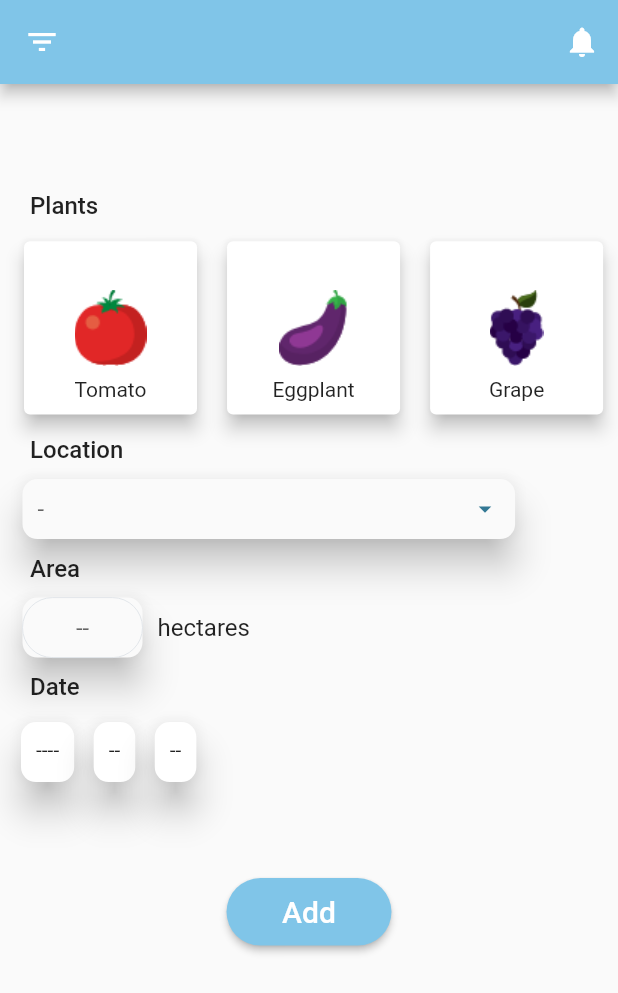
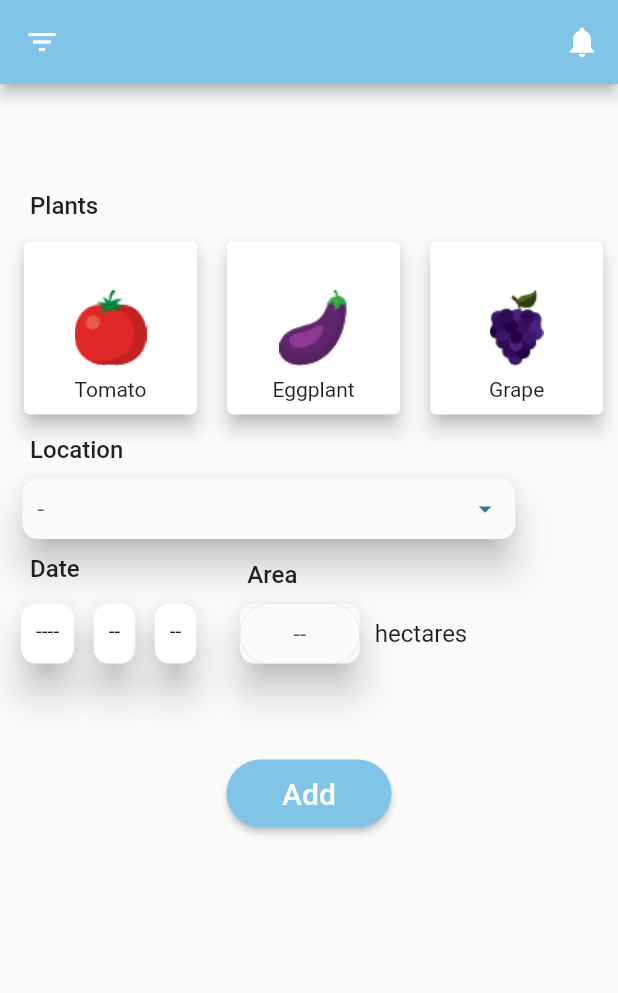
Before and after one commit to notTural/AgriFlow, a Flutter app: the AddPlant screen opened by its route, on a phone screen of 412 x 824 dp. Shown: the top 993 px of the screen. Run offline on Flutter 3.47's test engine with Material 2 defaults, Android fonts, the phone set to English and light mode, and no system bars; our stand-ins replace flutter_datetime_picker, hive, material_design_icons_flutter; missing offline and left inert: tflite_flutter; accounts and stored records are empty.

Commit message:
add plant hectar layout chage

```diff
--- a/lib/Screens/addPlant_screen.dart
+++ b/lib/Screens/addPlant_screen.dart
@@ -247,73 +247,20 @@ class _AddPlantState extends State<AddPlant> {
                   ),
                 ),
               ),
+              Row(
+                children: [
+                  Column(
+                    crossAxisAlignment: CrossAxisAlignment.start,
+                    children: [
                       Align(
                         alignment: Alignment.bottomLeft,
                         child: Padding(
-                  padding:
-                      const EdgeInsets.symmetric(horizontal: 20, vertical: 10),
-                  child: Text("Area",
-                      style:
-                          TextStyle(fontWeight: FontWeight.w500, fontSize: 16)),
-                ),
-              ),
-              Padding(
-                padding: const EdgeInsets.symmetric(horizontal: 15),
-                child: Row(
-                  children: [
-                    Material(
-                      elevation: 10,
-                      borderRadius: BorderRadius.circular(10),
-                      child: Container(
-                        width: 80,
-                        height: 40,
-                        child: Center(
-                          child: TextField(
-                            controller: hectar,
-                            textAlign: TextAlign.center,
-                            keyboardType: TextInputType.number,
-                            maxLines: 1,
-                            decoration: InputDecoration(
-                              contentPadding:
-                                  EdgeInsets.symmetric(horizontal: 5),
-                              hintText: "--",
-                              enabledBorder: OutlineInputBorder(
-                                borderSide: BorderSide(
-                                  color: Color.fromARGB(255, 226, 230, 234),
-                                  width: 0,
-                                ),
-                                borderRadius: BorderRadius.circular(40),
-                              ),
-                              // border: OutlineInputBorder(
-                              //   borderSide: BorderSide(
-                              //     color: Color.fromARGB(255, 226, 230, 234),
-                              //     width: 2,
-                              //   ),
-                              //   borderRadius: BorderRadius.circular(40),
-                              // ),
-                            ),
-                          ),
-                        ),
-                      ),
-                    ),
-                    SizedBox(
-                      width: 10,
-                    ),
-                    Text(
-                      "hectares",
-                      style: TextStyle(fontSize: 16),
-                    ),
-                  ],
-                ),
-              ),
-              Align(
-                alignment: Alignment.bottomLeft,
-                child: Padding(
-                  padding:
-                      const EdgeInsets.symmetric(horizontal: 20, vertical: 10),
+                          padding: const EdgeInsets.symmetric(
+                              horizontal: 20, vertical: 10),
                           child: Text(
                             "Date",
-                    style: TextStyle(fontWeight: FontWeight.w500, fontSize: 16),
+                            style: TextStyle(
+                                fontWeight: FontWeight.w500, fontSize: 16),
                           ),
                         ),
                       ),
@@ -327,7 +274,9 @@ class _AddPlantState extends State<AddPlant> {
                             setState(() {
                               selectedDate = date;
                             });
-                  }, currentTime: DateTime.now(), locale: LocaleType.az);
+                          },
+                              currentTime: DateTime.now(),
+                              locale: LocaleType.az);
                         },
                         child: Container(
                           padding: const EdgeInsets.symmetric(horizontal: 10),
@@ -360,7 +309,9 @@ class _AddPlantState extends State<AddPlant> {
                                       horizontal: 10, vertical: 10),
                                   height: 40,
                                   child: Text(selectedDate != null
-                              ? selectedDate.month.toString().padLeft(2, '0')
+                                      ? selectedDate.month
+                                          .toString()
+                                          .padLeft(2, '0')
                                       : "--"),
                                 ),
                               ),
@@ -377,13 +328,84 @@ class _AddPlantState extends State<AddPlant> {
                                       horizontal: 10, vertical: 10),
                                   height: 40,
                                   child: Text(selectedDate != null
-                              ? selectedDate.day.toString().padLeft(2, '0')
+                                      ? selectedDate.day
+                                          .toString()
+                                          .padLeft(2, '0')
                                       : "--"),
                                 ),
                               ),
                             ],
                           ),
                         ),
+                      ),
+                    ],
+                  ),
+                  Column(
+                    crossAxisAlignment: CrossAxisAlignment.start,
+                    children: [
+                      Align(
+                        alignment: Alignment.bottomLeft,
+                        child: Padding(
+                          padding: const EdgeInsets.symmetric(
+                              horizontal: 20, vertical: 10),
+                          child: Text("Area",
+                              style: TextStyle(
+                                  fontWeight: FontWeight.w500, fontSize: 16)),
+                        ),
+                      ),
+                      Padding(
+                        padding: const EdgeInsets.symmetric(horizontal: 15),
+                        child: Row(
+                          children: [
+                            Material(
+                              elevation: 10,
+                              borderRadius: BorderRadius.circular(10),
+                              child: Container(
+                                width: 80,
+                                height: 40,
+                                child: Center(
+                                  child: TextField(
+                                    controller: hectar,
+                                    textAlign: TextAlign.center,
+                                    keyboardType: TextInputType.number,
+                                    maxLines: 1,
+                                    decoration: InputDecoration(
+                                      contentPadding:
+                                          EdgeInsets.symmetric(horizontal: 5),
+                                      hintText: "--",
+                                      enabledBorder: OutlineInputBorder(
+                                        borderSide: BorderSide(
+                                          color: Color.fromARGB(
+                                              255, 226, 230, 234),
+                                          width: 0,
+                                        ),
+                                        borderRadius: BorderRadius.circular(40),
+                                      ),
+                                      // border: OutlineInputBorder(
+                                      //   borderSide: BorderSide(
+                                      //     color: Color.fromARGB(255, 226, 230, 234),
+                                      //     width: 2,
+                                      //   ),
+                                      //   borderRadius: BorderRadius.circular(40),
+                                      // ),
+                                    ),
+                                  ),
+                                ),
+                              ),
+                            ),
+                            SizedBox(
+                              width: 10,
+                            ),
+                            Text(
+                              "hectares",
+                              style: TextStyle(fontSize: 16),
+                            ),
+                          ],
+                        ),
+                      ),
+                    ],
+                  )
+                ],
               ),
               SizedBox(
                 height: 60,
```
Lines whose indentation alone changed are shown as unchanged.
